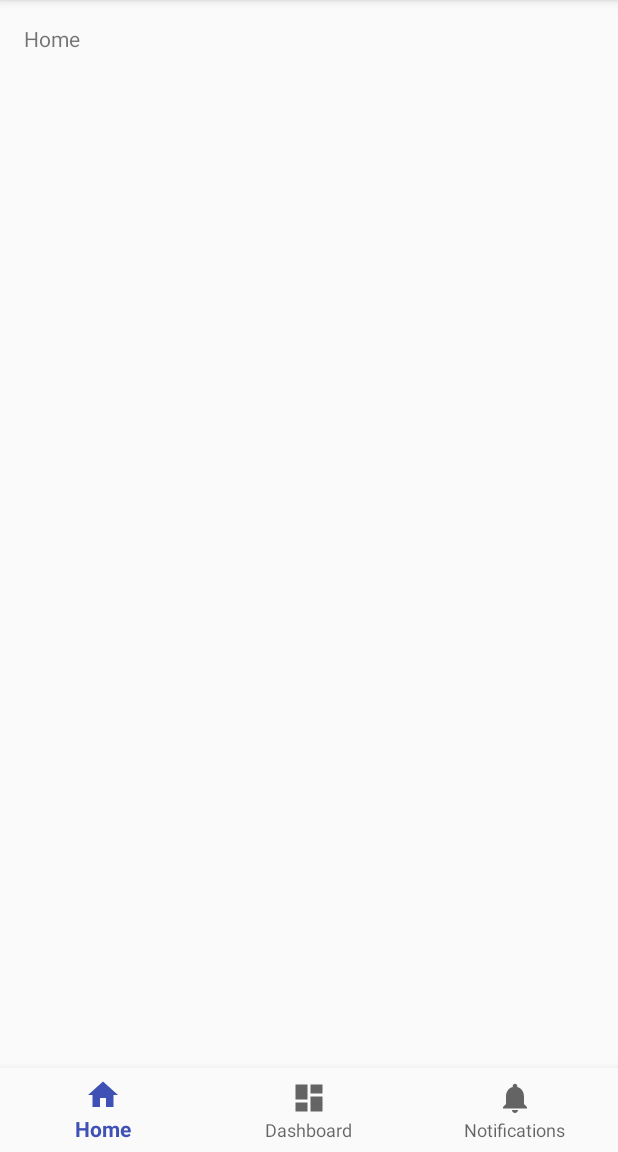
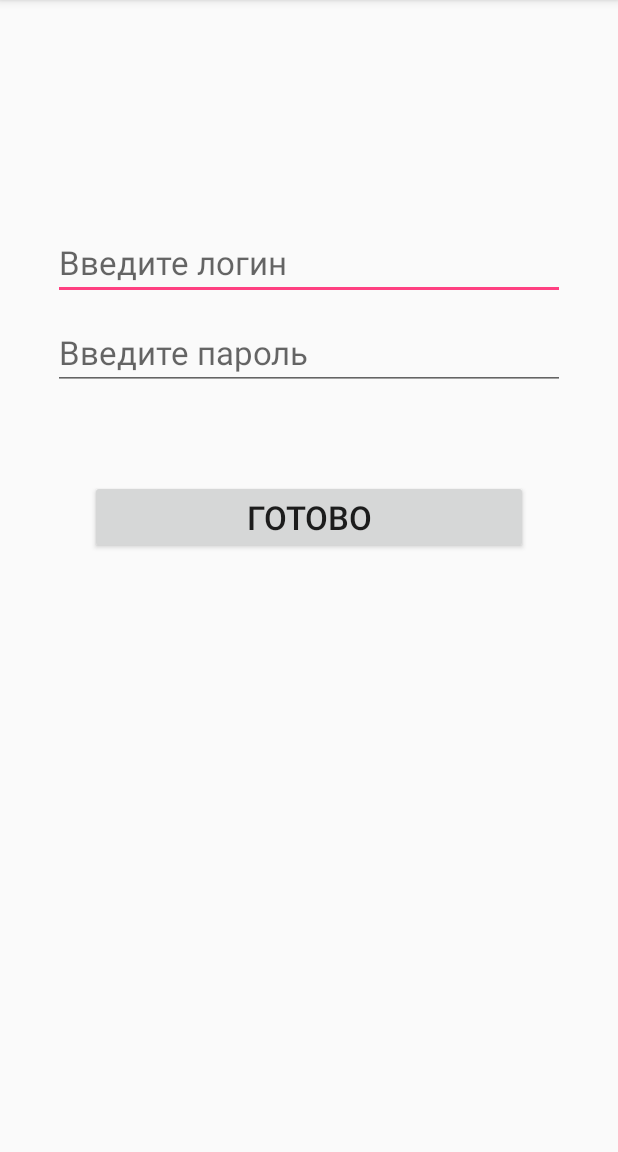
Before and after one commit to Rexedead/sunriseforestapp-client, an Android app: the screen it shows after launch (MainActivity before the commit, RegistrationActivity after it), on a phone screen of 412 x 824 dp, the part 84-1236 px from its top. Run offline under Robolectric (Android 15) with nearby library versions, the phone set to English and light mode, and no system bars.

Commit message:
Created classes Ad and RegistrationActivity with basic functionality.

```diff
--- a/app/src/main/AndroidManifest.xml
+++ b/app/src/main/AndroidManifest.xml
@@ -10,7 +10,7 @@
         android:supportsRtl="true"
         android:theme="@style/AppTheme">
         <activity
-            android:name=".MainActivity"
+            android:name=".UI.RegistrationActivity"
             android:label="@string/app_name">
             <intent-filter>
                 <action android:name="android.intent.action.MAIN" />
--- a/app/src/main/java/pro/sunriseforest/sunriseforestapp_client/MainActivity.java
+++ /dev/null
@@ -1,44 +0,0 @@
-package pro.sunriseforest.sunriseforestapp_client;
-
-import android.os.Bundle;
-import android.support.annotation.NonNull;
-import android.support.design.widget.BottomNavigationView;
-import android.support.v7.app.AppCompatActivity;
-import android.view.MenuItem;
-import android.widget.TextView;
-
-public class MainActivity extends AppCompatActivity {
-
-    private TextView mTextMessage;
-
-    private BottomNavigationView.OnNavigationItemSelectedListener mOnNavigationItemSelectedListener
-            = new BottomNavigationView.OnNavigationItemSelectedListener() {
-
-        @Override
-        public boolean onNavigationItemSelected(@NonNull MenuItem item) {
-            switch (item.getItemId()) {
-                case R.id.navigation_home:
-                    mTextMessage.setText(R.string.title_home);
-                    return true;
-                case R.id.navigation_dashboard:
-                    mTextMessage.setText(R.string.title_dashboard);
-                    return true;
-                case R.id.navigation_notifications:
-                    mTextMessage.setText(R.string.title_notifications);
-                    return true;
-            }
-            return false;
-        }
-    };
-
-    @Override
-    protected void onCreate(Bundle savedInstanceState) {
-        super.onCreate(savedInstanceState);
-        setContentView(R.layout.activity_main);
-
-        mTextMessage = (TextView) findViewById(R.id.message);
-        BottomNavigationView navigation = (BottomNavigationView) findViewById(R.id.navigation);
-        navigation.setOnNavigationItemSelectedListener(mOnNavigationItemSelectedListener);
-    }
-
-}
--- /dev/null
+++ b/app/src/main/java/pro/sunriseforest/sunriseforestapp_client/UI/RegistrationActivity.java
@@ -0,0 +1,35 @@
+package pro.sunriseforest.sunriseforestapp_client.UI;
+
+import android.os.Bundle;
+import android.support.annotation.Nullable;
+import android.support.v7.app.AppCompatActivity;
+import android.view.View;
+import android.widget.Button;
+import android.widget.Toast;
+
+import pro.sunriseforest.sunriseforestapp_client.R;
+
+public class RegistrationActivity extends AppCompatActivity {
+
+    private Button mLogInButton;
+
+    private View.OnClickListener mOnClickListenerLogInButton = new View.OnClickListener() {
+        @Override
+        public void onClick(View view) {
+            showToast("добро пожаловать в приложулю");
+            // startActivity
+        }
+    };
+
+    @Override
+    protected void onCreate(@Nullable Bundle savedInstanceState) {
+        super.onCreate(savedInstanceState);
+        setContentView(R.layout.registration_activity);
+        mLogInButton = findViewById(R.id.log_in_button);
+        mLogInButton.setOnClickListener(mOnClickListenerLogInButton);
+    }
+
+    private void showToast(String msg){
+        Toast.makeText(this, msg, Toast.LENGTH_SHORT).show();
+    }
+}
--- a/app/src/main/res/layout/activity_main.xml
+++ /dev/null
@@ -1,33 +0,0 @@
-<?xml version="1.0" encoding="utf-8"?>
-<android.support.constraint.ConstraintLayout xmlns:android="http://schemas.android.com/apk/res/android"
-    xmlns:app="http://schemas.android.com/apk/res-auto"
-    xmlns:tools="http://schemas.android.com/tools"
-    android:id="@+id/container"
-    android:layout_width="match_parent"
-    android:layout_height="match_parent"
-    tools:context=".MainActivity">
-
-    <TextView
-        android:id="@+id/message"
-        android:layout_width="wrap_content"
-        android:layout_height="wrap_content"
-        android:layout_marginLeft="@dimen/activity_horizontal_margin"
-        android:layout_marginStart="@dimen/activity_horizontal_margin"
-        android:layout_marginTop="@dimen/activity_vertical_margin"
-        android:text="@string/title_home"
-        app:layout_constraintLeft_toLeftOf="parent"
-        app:layout_constraintTop_toTopOf="parent" />
-
-    <android.support.design.widget.BottomNavigationView
-        android:id="@+id/navigation"
-        android:layout_width="0dp"
-        android:layout_height="wrap_content"
-        android:layout_marginEnd="0dp"
-        android:layout_marginStart="0dp"
-        android:background="?android:attr/windowBackground"
-        app:layout_constraintBottom_toBottomOf="parent"
-        app:layout_constraintLeft_toLeftOf="parent"
-        app:layout_constraintRight_toRightOf="parent"
-        app:menu="@menu/navigation" />
-
-</android.support.constraint.ConstraintLayout>
--- /dev/null
+++ b/app/src/main/res/layout/registration_activity.xml
@@ -0,0 +1,46 @@
+<?xml version="1.0" encoding="utf-8"?>
+<RelativeLayout
+    xmlns:android="http://schemas.android.com/apk/res/android"
+    android:layout_width="match_parent"
+    android:layout_height="match_parent">
+
+    <EditText
+        android:id="@+id/enter_login_editText"
+        android:layout_width="match_parent"
+        android:layout_height="wrap_content"
+        android:layout_marginTop="150dp"
+        android:layout_marginBottom="10dp"
+        android:layout_centerHorizontal="true"
+        android:layout_marginLeft="35dp"
+        android:layout_marginRight="35dp"
+
+        android:textSize="22sp"
+
+        android:hint="@string/enter_login_hint"
+        android:inputType="text"/>
+
+    <EditText
+        android:id="@+id/enter_password_editText"
+        android:layout_width="match_parent"
+        android:layout_height="wrap_content"
+        android:layout_below="@id/enter_login_editText"
+        android:layout_marginLeft="35dp"
+        android:layout_marginRight="35dp"
+
+        android:textSize="22sp"
+
+        android:hint="@string/enter_password_hint"
+        android:inputType="textPassword"/>
+
+    <Button
+        android:id="@+id/log_in_button"
+        android:layout_width="match_parent"
+        android:layout_height="wrap_content"
+        android:layout_below="@id/enter_password_editText"
+        android:layout_marginTop="60dp"
+        android:layout_marginLeft="60dp"
+        android:layout_marginRight="60dp"
+
+        android:text="@string/log_in"
+        android:textSize="22sp"/>
+</RelativeLayout>
--- a/app/src/main/res/values/strings.xml
+++ b/app/src/main/res/values/strings.xml
@@ -3,4 +3,7 @@
     <string name="title_home">Home</string>
     <string name="title_dashboard">Dashboard</string>
     <string name="title_notifications">Notifications</string>
+    <string name="enter_login_hint">Введите логин</string>
+    <string name="enter_password_hint">Введите пароль</string>
+    <string name="log_in">Готово</string>
 </resources>
--- a/app/src/main/res/values/styles.xml
+++ b/app/src/main/res/values/styles.xml
@@ -1,7 +1,7 @@
 <resources>
 
     <!-- Base application theme. -->
-    <style name="AppTheme" parent="Theme.AppCompat.Light.DarkActionBar">
+    <style name="AppTheme" parent="Base.Theme.AppCompat.Light.DarkActionBar">
         <!-- Customize your theme here. -->
         <item name="colorPrimary">@color/colorPrimary</item>
         <item name="colorPrimaryDark">@color/colorPrimaryDark</item>
```
Also changed, not shown: app/build.gradle (+4 -4 lines), app/src/main/java/pro/sunriseforest/sunriseforestapp_client/models/Ad.java (added, +37 -0 lines).
